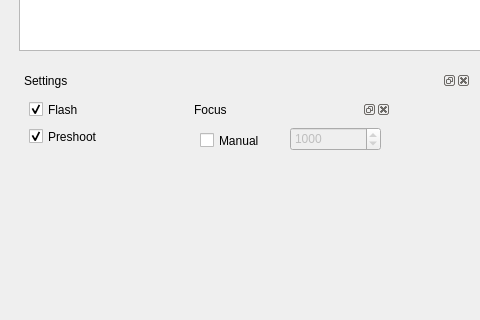
Old version of the form QtCreator/PhotoB/mainwindow.ui in the repository novokrest/Photo; both pictures show x 0 to 480 and y 208 to 528 of the 1101 by 846 pixel window.
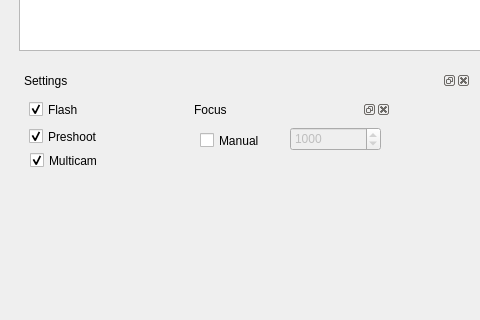
New version of the form. Icons and pictures are not drawn. Custom widgets are drawn as their Qt base class.

Diff of the .ui file:
```diff
--- a/QtCreator/PhotoB/mainwindow.ui
+++ b/QtCreator/PhotoB/mainwindow.ui
@@ -227,6 +227,22 @@
        </widget>
       </widget>
      </widget>
+     <widget class="QCheckBox" name="multicamCheckBox">
+      <property name="geometry">
+       <rect>
+        <x>10</x>
+        <y>60</y>
+        <width>85</width>
+        <height>21</height>
+       </rect>
+      </property>
+      <property name="text">
+       <string>Multicam</string>
+      </property>
+      <property name="checked">
+       <bool>true</bool>
+      </property>
+     </widget>
     </widget>
    </widget>
    <widget class="QDockWidget" name="shootingDockWidget">
```
